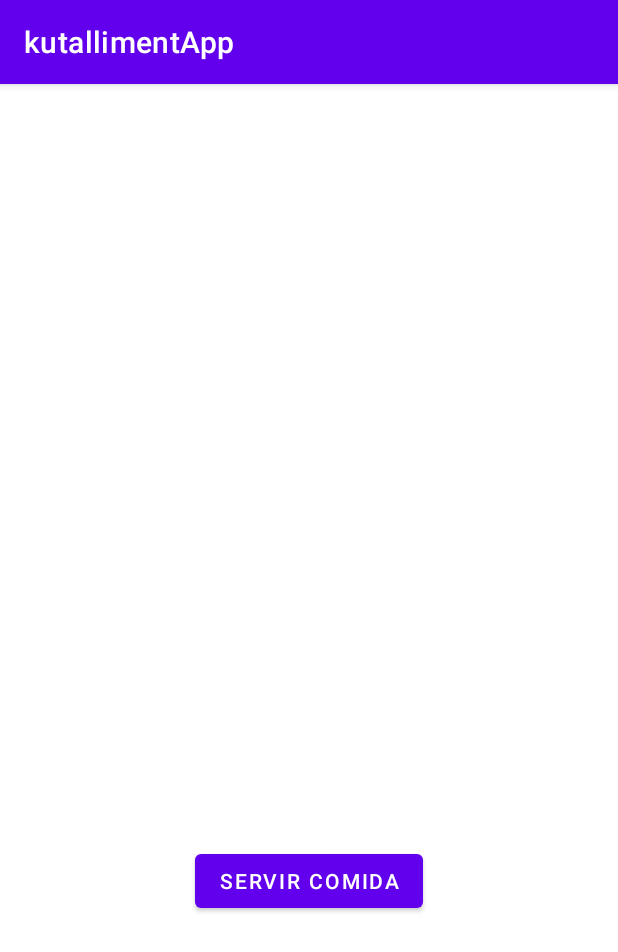
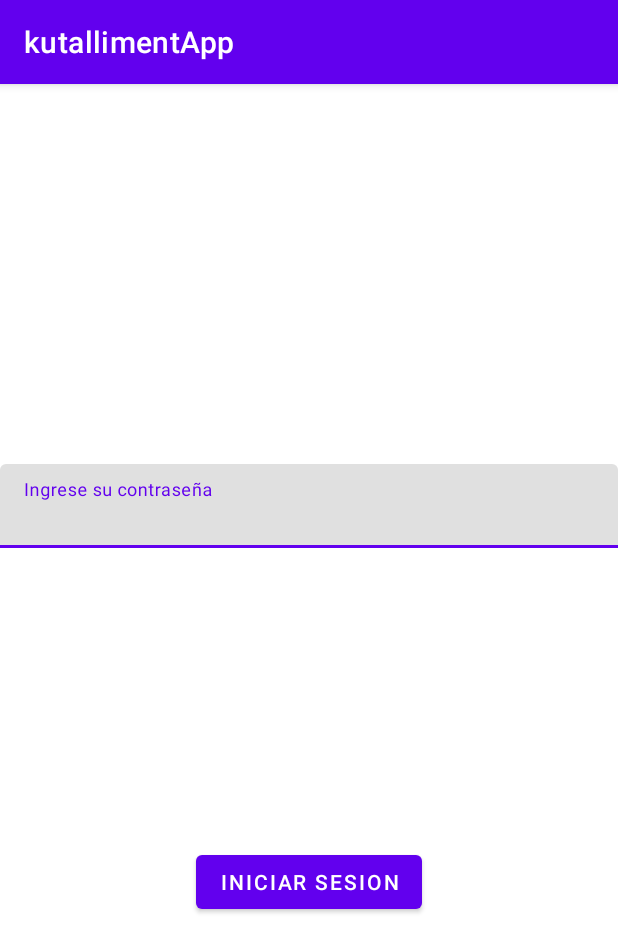
Before and after one commit to tomasdivito/kuttalimentar, an Android app: the screen it shows after launch (MainActivity before the commit, LoginActivity after it), on a phone screen of 412 x 824 dp. Shown: the top 952 px of the screen. Run offline under Robolectric (Android 15) with nearby library versions, the phone set to English and light mode, and no system bars.

Commit message:
AndroidApp ready 2 go

```diff
--- a/Android/app/src/main/java/com/example/kutallimentapp/ArduinoModel.java
+++ b/Android/app/src/main/java/com/example/kutallimentapp/ArduinoModel.java
@@ -1,6 +1,6 @@
 package com.example.kutallimentapp;
 
-public class ArduinoModel implements Contract.ArduinoModel {
+public class ArduinoModel implements ContractMain.ArduinoModel {
 
     @Override
     public void getArduinoMessage(final OnEventListener listener) {
--- a/Android/app/src/main/java/com/example/kutallimentapp/Contract.java
+++ /dev/null
@@ -1,36 +0,0 @@
-package com.example.kutallimentapp;
-
-public interface Contract {
-
-    interface View {
-        void setString(String string);
-    }
-
-    interface ArduinoModel {
-        interface OnEventListener {
-            void onEvent(String string);
-        }
-        void getArduinoMessage(Contract.ArduinoModel.OnEventListener listener);
-    }
-
-    interface PresenterMainActivity {
-        void onButtonClick();
-        void onDestroy();
-    }
-
-    interface LoginView {
-        void setString(String string);
-    }
-
-    interface PresenterLogin {
-        void onButtonClick();
-        void onDestroy();
-    }
-
-    interface LoginModel {
-        interface onEventListener {
-            void onEvent(String string);
-        }
-        void validatePassword(Contract.LoginModel.OnEventListener listener);
-    }
-}
--- /dev/null
+++ b/Android/app/src/main/java/com/example/kutallimentapp/ContractLogin.java
@@ -0,0 +1,17 @@
+package com.example.kutallimentapp;
+
+public interface ContractLogin {
+
+    interface LoginView {
+        void switchActivities();
+    }
+
+    interface PresenterLogin {
+        void onButtonClick();
+        void onDestroy();
+    }
+
+    interface LoginModel {
+
+    }
+}
--- /dev/null
+++ b/Android/app/src/main/java/com/example/kutallimentapp/LoginActivity.java
@@ -0,0 +1,38 @@
+package com.example.kutallimentapp;
+
+import android.content.Intent;
+import android.os.Bundle;
+import android.view.View;
+import android.widget.Button;
+
+import androidx.appcompat.app.AppCompatActivity;
+
+public class LoginActivity extends AppCompatActivity implements ContractLogin.LoginView {
+
+    Button loginButton;
+    ContractLogin.PresenterLogin presenter;
+
+    @Override
+    protected void onCreate(Bundle savedInstanceState) {
+        super.onCreate(savedInstanceState);
+        setContentView(R.layout.activity_login);
+
+        loginButton = findViewById(R.id.login_button);
+        presenter = new PresenterLogin(this, new LoginModel());
+
+
+        loginButton.setOnClickListener(new View.OnClickListener() {
+
+            @Override
+            public void onClick(View view) {
+                presenter.onButtonClick();
+            }
+        });
+    }
+
+    @Override
+    public void switchActivities() {
+        Intent loginIntent = new Intent(this, MainActivity.class);
+        startActivity(loginIntent);
+    }
+}
--- a/Android/app/src/main/java/com/example/kutallimentapp/LoginMainActivity.java
+++ /dev/null
@@ -1,5 +0,0 @@
-package com.example.kutallimentapp;
-
-public class LoginMainActivity implements Contract.LoginActivity {
-
-}
--- /dev/null
+++ b/Android/app/src/main/java/com/example/kutallimentapp/LoginModel.java
@@ -0,0 +1,4 @@
+package com.example.kutallimentapp;
+
+public class LoginModel implements ContractLogin.LoginModel {
+}
--- a/Android/app/src/main/java/com/example/kutallimentapp/MainActivity.java
+++ b/Android/app/src/main/java/com/example/kutallimentapp/MainActivity.java
@@ -7,12 +7,12 @@ import android.view.View;
 import android.widget.Button;
 import android.widget.TextView;
 
-public class MainActivity extends AppCompatActivity implements Contract.View {
+public class MainActivity extends AppCompatActivity implements ContractMain.MainView {
 
     private TextView mensajeArduino;
     private Button botonServirComida;
 
-    Contract.PresenterMainActivity presenter;
+    ContractMain.PresenterMainActivity presenter;
 
     @Override
     protected void onCreate(Bundle savedInstanceState) {
--- a/Android/app/src/main/java/com/example/kutallimentapp/PresenterLogin.java
+++ b/Android/app/src/main/java/com/example/kutallimentapp/PresenterLogin.java
@@ -1,17 +1,27 @@
 package com.example.kutallimentapp;
 
-public class PresenterLogin implements Contract.PresenterLogin{
+import android.content.Intent;
 
-    private Contract.LoginActivity view
+public class PresenterLogin implements ContractLogin.PresenterLogin {
+
+    private ContractLogin.LoginView view;
+    private ContractLogin.LoginModel model;
+
+    public PresenterLogin(LoginActivity view, LoginModel model) {
+        this.view = view;
+        this.model = model;
+    }
 
     @Override
     public void onButtonClick() {
-
+        view.switchActivities();
     }
 
     @Override
     public void onDestroy() {
-        super.
+        view = null;
     }
 
+
+
 }
--- /dev/null
+++ b/Android/app/src/main/res/layout/activity_login.xml
@@ -0,0 +1,30 @@
+<?xml version="1.0" encoding="utf-8"?>
+<RelativeLayout xmlns:android="http://schemas.android.com/apk/res/android"
+    xmlns:tools="http://schemas.android.com/tools"
+    android:layout_width="match_parent"
+    android:layout_height="match_parent">
+
+    <Button
+        android:id="@+id/login_button"
+        android:layout_width="wrap_content"
+        android:layout_height="wrap_content"
+        android:layout_alignParentBottom="true"
+        android:layout_centerHorizontal="true"
+        android:layout_marginBottom="212dp"
+        android:text="Iniciar Sesion"
+        tools:layout_editor_absoluteX="148dp"
+        tools:layout_editor_absoluteY="448dp" />
+
+    <com.google.android.material.textfield.TextInputLayout
+        android:layout_width="match_parent"
+        android:layout_height="wrap_content"
+        android:layout_alignParentTop="true"
+        android:layout_centerHorizontal="true"
+        android:layout_marginTop="253dp">
+
+        <com.google.android.material.textfield.TextInputEditText
+            android:layout_width="match_parent"
+            android:layout_height="wrap_content"
+            android:hint="Ingrese su contraseña" />
+    </com.google.android.material.textfield.TextInputLayout>
+</RelativeLayout>
```
Also changed, not shown: Android/app/src/main/AndroidManifest.xml (+12 -1 lines), Android/app/src/main/java/com/example/kutallimentapp/ContractMain.java (added, +22 -0 lines), Android/app/src/main/java/com/example/kutallimentapp/PresenterMainActivity.java (+8 -8 lines).
